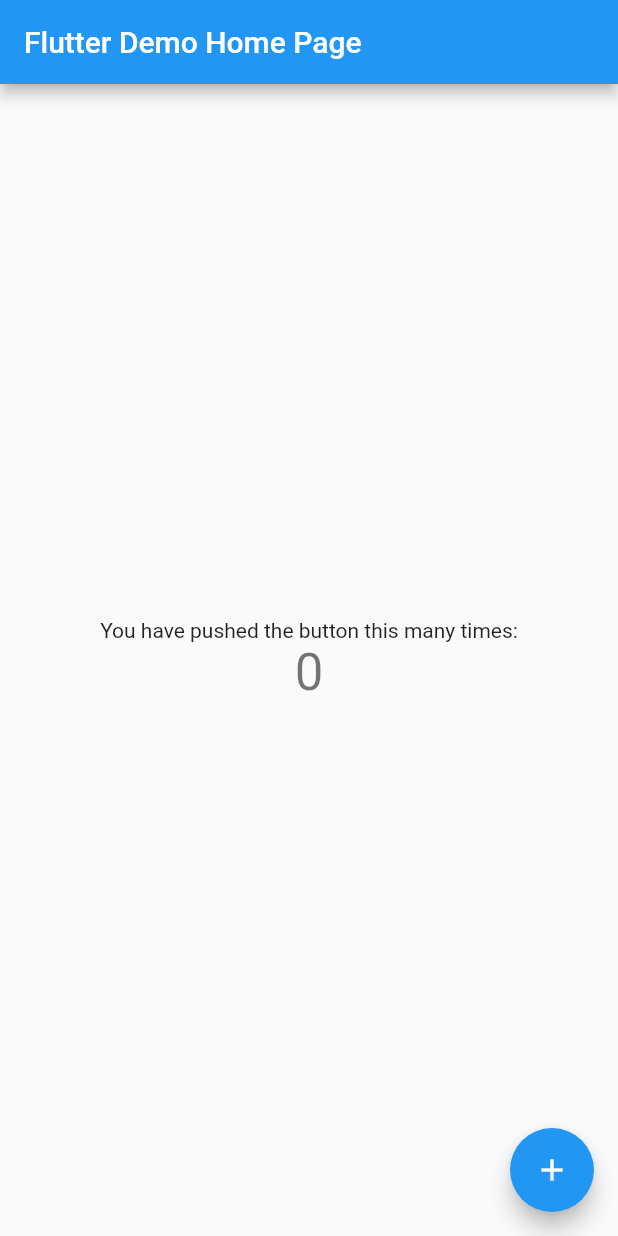
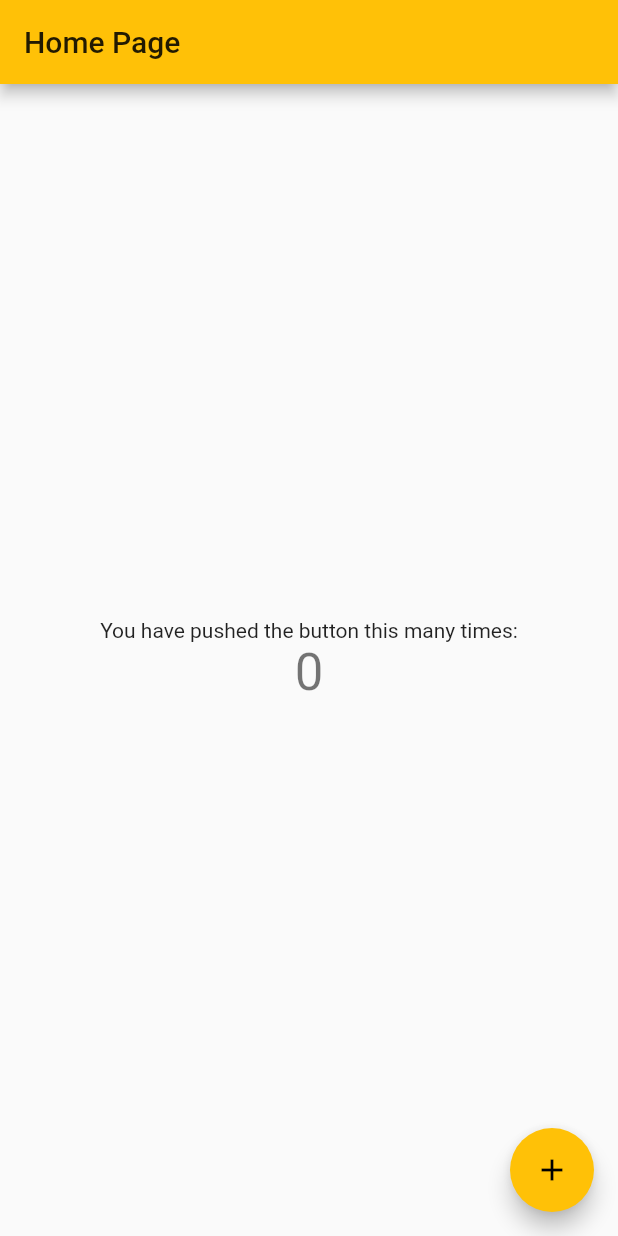
Before and after one commit to murielsilveira/titan, a Flutter app: the screen it shows after launch, on a phone screen of 412 x 824 dp. Run offline on Flutter 3.47's test engine with Material 2 defaults, Android fonts, the phone set to English and light mode, and no system bars.

Commit message:
feat: update home page title and main theme primary color

```diff
--- a/lib/app.dart
+++ b/lib/app.dart
@@ -7,9 +7,9 @@ class App extends StatelessWidget {
     return new MaterialApp(
       title: 'Flutter Demo',
       theme: new ThemeData(
-        primarySwatch: Colors.blue,
+        primarySwatch: Colors.amber,
       ),
-      home: new HomePage(title: 'Flutter Demo Home Page'),
+      home: new HomePage(title: 'Home Page'),
     );
   }
 }
```
